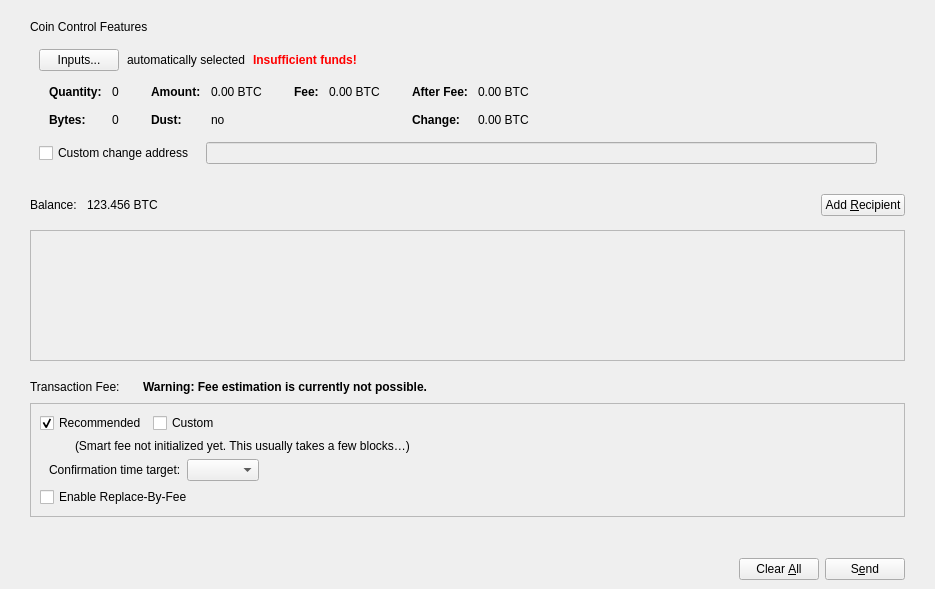
The window that src/qt/forms/sendcoinsdialog.ui (crptec/sinovate) describes before a commit, drawn with Qt 5.
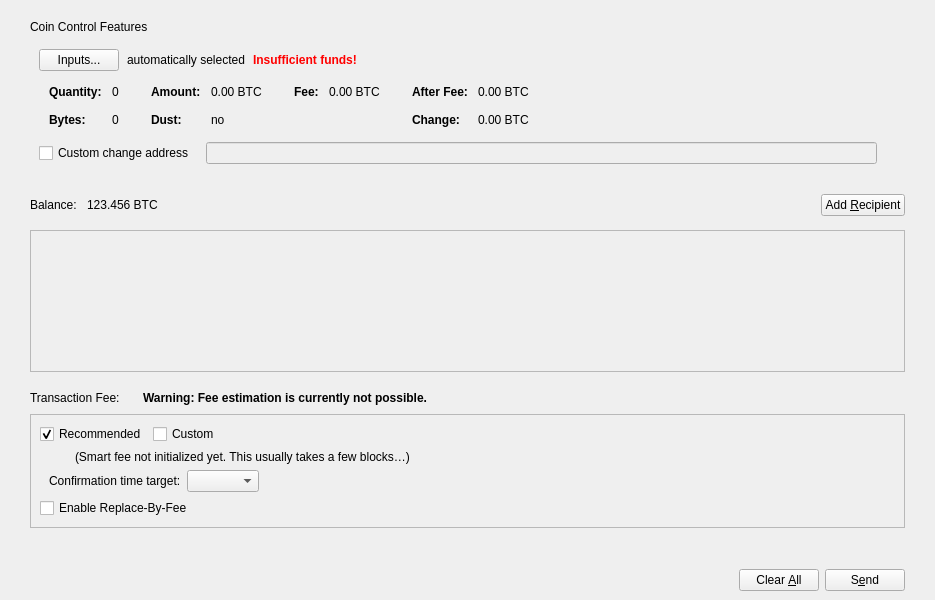
The same window after the commit. Icons and pictures are not drawn. Custom widgets are drawn as their Qt base class.

The edit to the form file:
```diff
--- a/src/qt/forms/sendcoinsdialog.ui
+++ b/src/qt/forms/sendcoinsdialog.ui
@@ -7,9 +7,15 @@
     <x>0</x>
     <y>0</y>
     <width>935</width>
-    <height>589</height>
+    <height>600</height>
    </rect>
   </property>
+  <property name="minimumSize">
+   <size>
+    <width>935</width>
+    <height>600</height>
+   </size>
+  </property>
   <property name="windowTitle">
    <string>Send Coins</string>
   </property>
@@ -694,7 +700,7 @@
            <x>0</x>
            <y>0</y>
            <width>873</width>
-           <height>98</height>
+           <height>109</height>
           </rect>
          </property>
          <layout class="QVBoxLayout" name="verticalLayout_2" stretch="0,1">
@@ -1197,17 +1203,17 @@
   </layout>
  </widget>
  <customwidgets>
+  <customwidget>
+   <class>SinPushButton</class>
+   <extends>QPushButton</extends>
+   <header>qt/sinpushbutton.h</header>
+  </customwidget>
   <customwidget>
    <class>BitcoinAmountField</class>
    <extends>QLineEdit</extends>
    <header>qt/bitcoinamountfield.h</header>
    <container>1</container>
   </customwidget>
-  <customwidget>
-   <class>SinPushButton</class>
-   <extends>QPushButton</extends>
-   <header>qt/sinpushbutton.h</header>
-  </customwidget>
   <customwidget>
    <class>QValidatedLineEdit</class>
    <extends>QLineEdit</extends>
```
